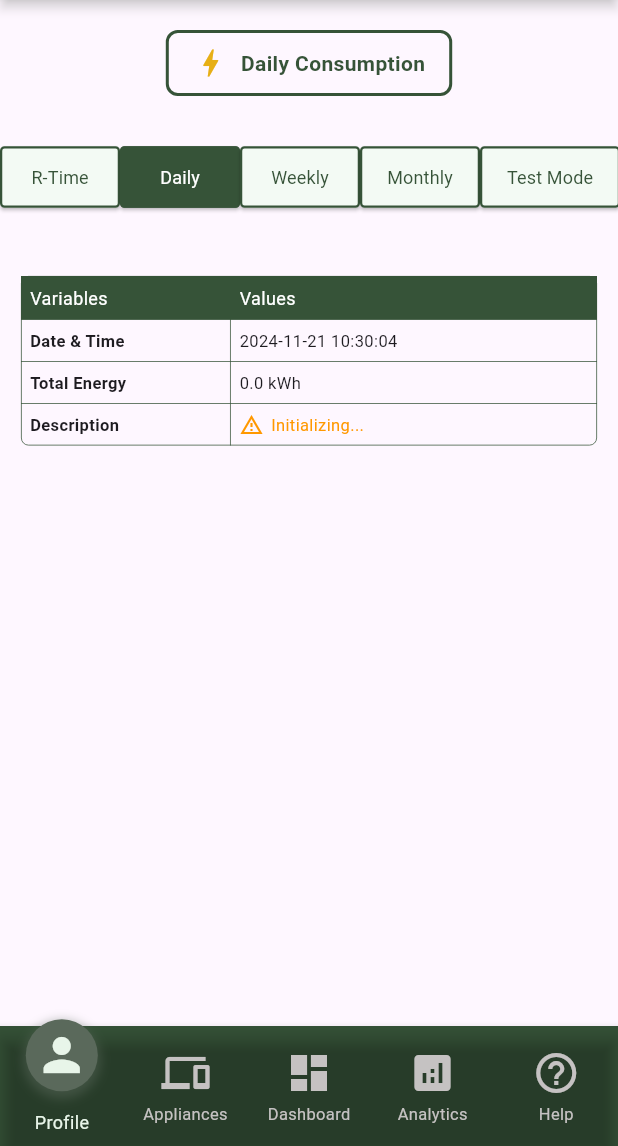
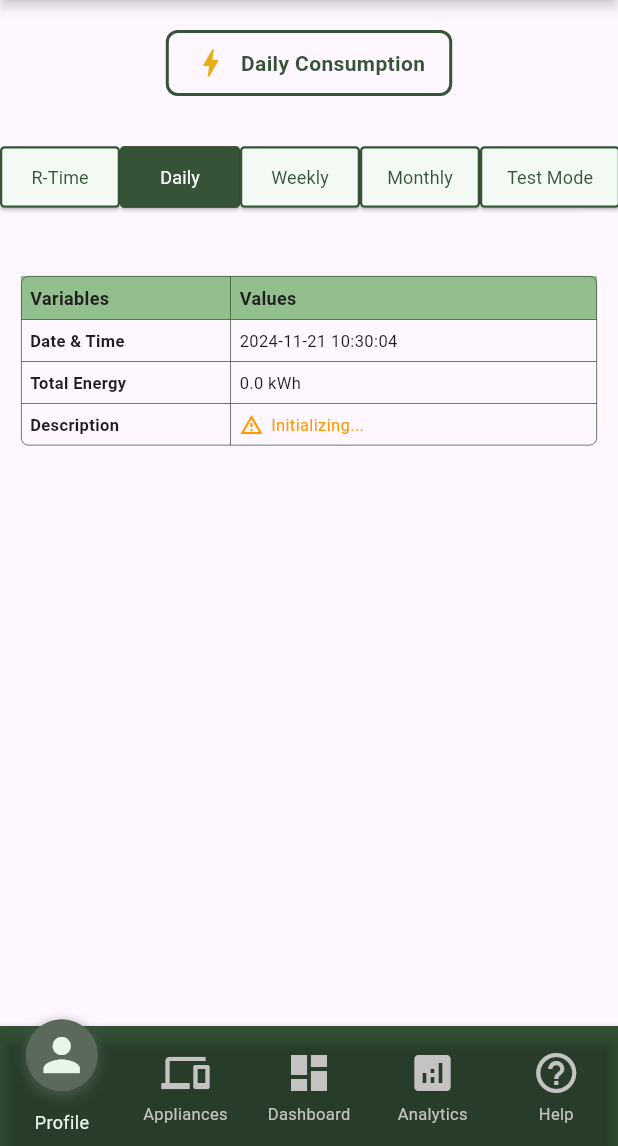
Before and after one commit to jhaykrab/emonapp_v1, a Flutter app: the DashboardScreen screen opened by its route, after a tap on "Daily", on a phone screen of 412 x 824 dp, the part 90-1236 px from its top. Run offline on Flutter 3.47's test engine with Material 3 defaults, Android fonts, the phone set to English and light mode, and no system bars; our stand-ins replace cloud_firestore, drop_shadow_image, firebase_auth, firebase_core, firebase_database, flutter_staggered_animations and 1 more; missing offline and left inert: gauge_indicator; accounts and stored records are empty.

Commit message:
latest fixes

```diff
--- a/lib/screens/appliance_list.dart
+++ b/lib/screens/appliance_list.dart
@@ -646,7 +646,7 @@ class _ApplianceListScreenState extends State<ApplianceListScreen> {
                                                     const SizedBox(height: 6),
                                                     // Sensor readings
                                                     Text(
-                                                      'Energy: ${data['energy'].toStringAsFixed(2)} kWh',
+                                                      'Energy: ${data['energy'].toStringAsFixed(3)} kWh',
                                                       style: const TextStyle(
                                                           fontSize: 11),
                                                     ),
--- a/lib/screens/daily_page.dart
+++ b/lib/screens/daily_page.dart
@@ -6,7 +6,6 @@ import 'package:firebase_auth/firebase_auth.dart';
 import 'package:firebase_database/firebase_database.dart';
 import 'package:intl/intl.dart';
 import 'package:Emon/widgets/time_buttons.dart';
-import 'package:Emon/screens/daily_page_testmode.dart';
 
 class DailyPage extends StatefulWidget {
   final int selectedTabIndex;
@@ -237,8 +236,35 @@ class _DailyPageState extends State<DailyPage> {
         },
         defaultVerticalAlignment: TableCellVerticalAlignment.middle,
         children: [
-          _buildTableHeaderRow(),
-          _buildTableDataRow('Date & Time', data['dateTime']),
+          TableRow(
+            decoration:
+                BoxDecoration(color: const Color.fromARGB(255, 147, 190, 142)),
+            children: const [
+              Padding(
+                padding: EdgeInsets.all(6.0),
+                child: Text(
+                  'Variables',
+                  style: TextStyle(
+                    fontSize: 12,
+                    color: Color.fromARGB(255, 32, 32, 32), // Dark green text
+                    fontWeight: FontWeight.bold,
+                  ),
+                ),
+              ),
+              Padding(
+                padding: EdgeInsets.all(6.0),
+                child: Text(
+                  'Values',
+                  style: TextStyle(
+                    fontSize: 12,
+                    color: Color.fromARGB(255, 32, 32, 32), // Dark green text
+                    fontWeight: FontWeight.bold,
+                  ),
+                ),
+              ),
+            ],
+          ), // Orange header row for real-time card
+          _buildTableDataRow('Date & Time', data['dateTime'].toString()),
           _buildTableDataRow('Total Energy', '${data['totalEnergy']} kWh'),
           _buildTableDataRowWithIcon(
             'Description',
@@ -251,7 +277,111 @@ class _DailyPageState extends State<DailyPage> {
     );
   }
 
-  /// Builds a data row with an icon and description (for description with icon).
+  /// Builds the historical energy data list.
+  Widget _buildEnergyDataList() {
+    return Expanded(
+      child: ListView.builder(
+        itemCount: _historicalData.length,
+        itemBuilder: (context, index) {
+          return _buildHistoricalEnergyDataCard(_historicalData[index]);
+        },
+      ),
+    );
+  }
+
+  /// Builds the historical energy data table card with a dark green header row.
+  Widget _buildHistoricalEnergyDataCard(Map<String, dynamic> data) {
+    final statusColor = data['description'] == 'Low Energy Consumption'
+        ? Colors.green
+        : Colors.orange;
+    final statusIcon = data['description'] == 'Low Energy Consumption'
+        ? Icons.check_circle_outline
+        : Icons.warning_amber_outlined;
+
+    return Container(
+      margin: const EdgeInsets.symmetric(vertical: 6.0, horizontal: 14.0),
+      decoration: BoxDecoration(
+        borderRadius: BorderRadius.circular(5.0),
+      ),
+      child: Table(
+        border: TableBorder.all(
+          color: const Color.fromARGB(255, 54, 83, 56),
+          width: 0.5,
+          borderRadius: BorderRadius.circular(5),
+        ),
+        columnWidths: const {
+          0: FlexColumnWidth(0.8),
+          1: FlexColumnWidth(1.4),
+        },
+        defaultVerticalAlignment: TableCellVerticalAlignment.middle,
+        children: [
+          _buildTableHeaderRow(const Color.fromARGB(255, 54, 83, 56)),
+          _buildTableDataRow('Date & Time', data['dateTime'].toString()),
+          _buildTableDataRow('Total Energy', '${data['totalEnergy']} kWh'),
+          _buildTableDataRowWithIcon(
+            'Description',
+            data['description'],
+            statusIcon,
+            statusColor,
+          ),
+        ],
+      ),
+    );
+  }
+
+  /// Helper method to build header rows with a configurable background color.
+  TableRow _buildTableHeaderRow(Color backgroundColor) {
+    return TableRow(
+      decoration: BoxDecoration(color: backgroundColor),
+      children: const [
+        Padding(
+          padding: EdgeInsets.all(6.0),
+          child: Text(
+            'Variables',
+            style: TextStyle(
+              fontSize: 12,
+              color: Colors.white,
+              fontWeight: FontWeight.bold,
+            ),
+          ),
+        ),
+        Padding(
+          padding: EdgeInsets.all(6.0),
+          child: Text(
+            'Values',
+            style: TextStyle(
+              fontSize: 12,
+              color: Colors.white,
+              fontWeight: FontWeight.bold,
+            ),
+          ),
+        ),
+      ],
+    );
+  }
+
+  /// Helper method to build rows for the table.
+  TableRow _buildTableDataRow(String label, String value) {
+    return TableRow(
+      children: [
+        Padding(
+          padding: const EdgeInsets.all(6.0),
+          child: Text(
+            label,
+            style: const TextStyle(fontWeight: FontWeight.bold, fontSize: 11),
+          ),
+        ),
+        Padding(
+          padding: const EdgeInsets.all(6.0),
+          child: Text(
+            value,
+            style: const TextStyle(fontSize: 11),
+          ),
+        ),
+      ],
+    );
+  }
+
   TableRow _buildTableDataRowWithIcon(
       String label, String value, IconData icon, Color color) {
     return TableRow(
@@ -303,60 +433,4 @@ class _DailyPageState extends State<DailyPage> {
       ),
     );
   }
-
-  /// Builds the historical energy data list.
-  Widget _buildEnergyDataList() {
-    return Expanded(
-      child: ListView.builder(
-        itemCount: _historicalData.length,
-        itemBuilder: (context, index) {
-          return _buildDailyEnergyDataCard(_historicalData[index]);
-        },
-      ),
-    );
-  }
-
-  /// Helper method to build rows for the table.
-  TableRow _buildTableHeaderRow() {
-    return const TableRow(
-      decoration: BoxDecoration(color: Color.fromARGB(255, 54, 83, 56)),
-      children: [
-        Padding(
-          padding: EdgeInsets.all(6.0),
-          child: Text(
-            'Variables',
-            style: TextStyle(fontSize: 12, color: Colors.white),
-          ),
-        ),
-        Padding(
-          padding: EdgeInsets.all(6.0),
-          child: Text(
-            'Values',
-            style: TextStyle(fontSize: 12, color: Colors.white),
-          ),
-        ),
-      ],
-    );
-  }
-
-  TableRow _buildTableDataRow(String label, String value) {
-    return TableRow(
-      children: [
-        Padding(
-          padding: const EdgeInsets.all(6.0),
-          child: Text(
-            label,
-            style: const TextStyle(fontWeight: FontWeight.bold, fontSize: 11),
-          ),
-        ),
-        Padding(
-          padding: const EdgeInsets.all(6.0),
-          child: Text(
-            value,
-            style: const TextStyle(fontSize: 11),
-          ),
-        ),
-      ],
-    );
-  }
 }
--- a/lib/screens/daily_page_testmode.dart
+++ b/lib/screens/daily_page_testmode.dart
@@ -256,7 +256,7 @@ class _DailyPageTestModeState extends State<DailyPageTestMode> {
     final statusColor = data['description'] == 'Low Energy Consumption'
         ? Colors.green
         : Colors.orange;
-    final statusIcon = data['description'] == 'Low Energy Consumption'
+    final statusIcon = data['description'] == 'Average Energy Consumption'
         ? Icons.check_circle_outline
         : Icons.warning_amber_outlined;
 
--- a/lib/widgets/gauge_widget.dart
+++ b/lib/widgets/gauge_widget.dart
@@ -1,4 +1,3 @@
-// gauge_widget.dart
 import 'dart:async'; // Import StreamSubscription
 import 'package:flutter/material.dart';
 import 'package:gauge_indicator/gauge_indicator.dart';
@@ -15,6 +14,7 @@ class GaugeWidget extends StatefulWidget {
 class _GaugeWidgetState extends State<GaugeWidget> {
   double _totalEnergy = 0.0;
   bool _isLoading = true;
+  bool _isResetEnabled = true; // Controls Reset button state
   late StreamSubscription<DatabaseEvent> _energySubscription; // Subscription
 
   @override
@@ -42,23 +42,27 @@ class _GaugeWidgetState extends State<GaugeWidget> {
         ];
 
         _energySubscription = dbRef.onValue.listen((DatabaseEvent event) async {
-          // onValue listener
           double totalEnergy = 0;
           for (final path in paths) {
-            final snapshot =
-                await dbRef.child(path).get(); //Must await inside the loop.
+            final snapshot = await dbRef.child(path).get();
 
             if (snapshot.exists) {
               final data = snapshot.value as Map<dynamic, dynamic>;
 
               if (data['uid'] == user.uid) {
                 totalEnergy += (data['energy'] ?? 0.0).toDouble();
+
+                // Check resetEnergy to toggle button state
+                bool resetEnergy = data['resetEnergy'] ?? false;
+                setState(() {
+                  _isResetEnabled =
+                      !resetEnergy; // Reset button enabled if resetEnergy is false
+                });
               }
             }
           }
 
           if (mounted) {
-            // Check if the widget is still mounted
             setState(() {
               _totalEnergy = totalEnergy;
               _isLoading = false;
@@ -127,7 +131,7 @@ class _GaugeWidgetState extends State<GaugeWidget> {
                       mainAxisSize: MainAxisSize.min,
                       children: [
                         Text(
-                          '${_totalEnergy.toStringAsFixed(2)}', // Display total energy
+                          '${_totalEnergy.toStringAsFixed(3)}', // Display total energy
                           style: TextStyle(
                             fontSize: 30,
                             fontWeight: FontWeight.bold,
@@ -245,7 +249,7 @@ class _GaugeWidgetState extends State<GaugeWidget> {
                       style:
                           TextStyle(fontSize: 12, fontWeight: FontWeight.bold)),
                 ),
-                // Removed the label for 8
+                const SizedBox(height: 10),
               ],
             ),
     );
```
